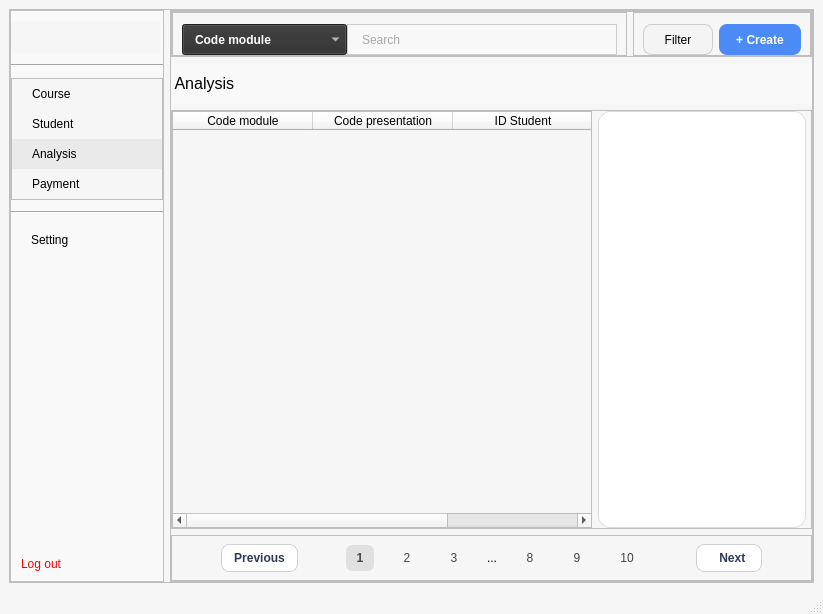
Above: ui/analysis.ui from Khiem2112/course-management-ml before the change. Below: the same form after it.
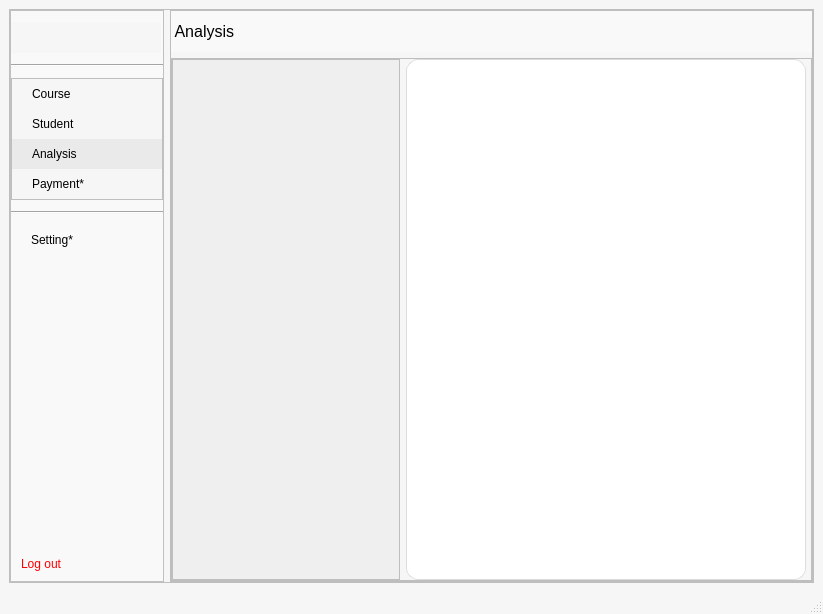
That is the form after the change. Icons and pictures are not drawn.

What changed in the file:
```diff
--- a/ui/analysis.ui
+++ b/ui/analysis.ui
@@ -348,7 +348,7 @@
                 <string notr="true"/>
                </property>
                <property name="text">
-                <string>Payment</string>
+                <string>Payment*</string>
                </property>
                <property name="icon">
                 <iconset>
@@ -384,7 +384,7 @@
              <string notr="true"/>
             </property>
             <property name="text">
-             <string>Setting</string>
+             <string>Setting*</string>
             </property>
            </widget>
           </item>
@@ -438,7 +438,10 @@
          <property name="frameShadow">
           <enum>QFrame::Raised</enum>
          </property>
-         <layout class="QVBoxLayout" name="verticalLayout_2">
+         <layout class="QVBoxLayout" name="verticalLayout_2" stretch="1,10">
+          <property name="sizeConstraint">
+           <enum>QLayout::SetMaximumSize</enum>
+          </property>
           <property name="leftMargin">
            <number>0</number>
           </property>
@@ -451,177 +454,10 @@
           <property name="bottomMargin">
            <number>0</number>
           </property>
-          <item>
-           <widget class="QFrame" name="option">
-            <property name="sizePolicy">
-             <sizepolicy hsizetype="Preferred" vsizetype="Preferred">
-              <horstretch>0</horstretch>
-              <verstretch>0</verstretch>
-             </sizepolicy>
-            </property>
-            <property name="frameShape">
-             <enum>QFrame::StyledPanel</enum>
-            </property>
-            <property name="frameShadow">
-             <enum>QFrame::Raised</enum>
-            </property>
-            <layout class="QHBoxLayout" name="horizontalLayout_2">
-             <property name="leftMargin">
-              <number>0</number>
-             </property>
-             <property name="topMargin">
-              <number>0</number>
-             </property>
-             <property name="rightMargin">
-              <number>0</number>
-             </property>
-             <property name="bottomMargin">
-              <number>0</number>
-             </property>
-             <item>
-              <widget class="QFrame" name="search">
-               <property name="frameShape">
-                <enum>QFrame::StyledPanel</enum>
-               </property>
-               <property name="frameShadow">
-                <enum>QFrame::Raised</enum>
-               </property>
-               <layout class="QHBoxLayout" name="horizontalLayout_3">
-                <property name="spacing">
-                 <number>0</number>
-                </property>
-                <property name="topMargin">
-                 <number>11</number>
-                </property>
-                <property name="bottomMargin">
-                 <number>0</number>
-                </property>
-                <item>
-                 <widget class="QComboBox" name="analysis_search_comboBox">
-                  <property name="sizePolicy">
-                   <sizepolicy hsizetype="Maximum" vsizetype="Preferred">
-                    <horstretch>0</horstretch>
-                    <verstretch>0</verstretch>
-                   </sizepolicy>
-                  </property>
-                  <property name="minimumSize">
-                   <size>
-                    <width>165</width>
-                    <height>31</height>
-                   </size>
-                  </property>
-                  <item>
-                   <property name="text">
-                    <string>Code module</string>
-                   </property>
-                  </item>
-                  <item>
-                   <property name="text">
-                    <string>Code presentation</string>
-                   </property>
-                  </item>
-                  <item>
-                   <property name="text">
-                    <string>ID Student</string>
-                   </property>
-                  </item>
-                 </widget>
-                </item>
-                <item>
-                 <widget class="QLineEdit" name="analysis_search_lineEdit">
-                  <property name="sizePolicy">
-                   <sizepolicy hsizetype="Preferred" vsizetype="Preferred">
-                    <horstretch>0</horstretch>
-                    <verstretch>0</verstretch>
-                   </sizepolicy>
-                  </property>
-                  <property name="minimumSize">
-                   <size>
-                    <width>260</width>
-                    <height>31</height>
-                   </size>
-                  </property>
-                  <property name="placeholderText">
-                   <string>Search</string>
-                  </property>
-                 </widget>
-                </item>
-               </layout>
-              </widget>
-             </item>
-             <item>
-              <widget class="QFrame" name="frame_5">
-               <property name="sizePolicy">
-                <sizepolicy hsizetype="Maximum" vsizetype="Preferred">
-                 <horstretch>0</horstretch>
-                 <verstretch>0</verstretch>
-                </sizepolicy>
-               </property>
-               <property name="frameShape">
-                <enum>QFrame::StyledPanel</enum>
-               </property>
-               <property name="frameShadow">
-                <enum>QFrame::Raised</enum>
-               </property>
-               <layout class="QHBoxLayout" name="horizontalLayout_4">
-                <property name="topMargin">
-                 <number>11</number>
-                </property>
-                <property name="bottomMargin">
-                 <number>0</number>
-                </property>
-                <item>
-                 <widget class="QPushButton" name="analysis_filter">
-                  <property name="sizePolicy">
-                   <sizepolicy hsizetype="Preferred" vsizetype="Preferred">
-                    <horstretch>0</horstretch>
-                    <verstretch>0</verstretch>
-                   </sizepolicy>
-                  </property>
-                  <property name="minimumSize">
-                   <size>
-                    <width>70</width>
-                    <height>30</height>
-                   </size>
-                  </property>
-                  <property name="text">
-                   <string>Filter</string>
-                  </property>
-                  <property name="icon">
-                   <iconset>
-                    <normaloff>../media/images/icons/Course/Filter1.png</normaloff>../media/images/icons/Course/Filter1.png</iconset>
-                  </property>
-                 </widget>
-                </item>
-                <item>
-                 <widget class="QPushButton" name="analysis_create">
-                  <property name="sizePolicy">
-                   <sizepolicy hsizetype="Preferred" vsizetype="Preferred">
-                    <horstretch>0</horstretch>
-                    <verstretch>0</verstretch>
-                   </sizepolicy>
-                  </property>
-                  <property name="minimumSize">
-                   <size>
-                    <width>82</width>
-                    <height>30</height>
-                   </size>
-                  </property>
-                  <property name="text">
-                   <string>+ Create</string>
-                  </property>
-                 </widget>
-                </item>
-               </layout>
-              </widget>
-             </item>
-            </layout>
-           </widget>
-          </item>
           <item>
            <widget class="QLabel" name="header">
             <property name="sizePolicy">
-             <sizepolicy hsizetype="Preferred" vsizetype="Preferred">
+             <sizepolicy hsizetype="Preferred" vsizetype="Maximum">
               <horstretch>0</horstretch>
               <verstretch>0</verstretch>
              </sizepolicy>
@@ -663,7 +499,7 @@
             <property name="frameShadow">
              <enum>QFrame::Raised</enum>
             </property>
-            <layout class="QHBoxLayout" name="horizontalLayout_8">
+            <layout class="QHBoxLayout" name="horizontalLayout_8" stretch="4,7">
              <property name="leftMargin">
               <number>0</number>
              </property>
@@ -677,40 +513,37 @@
               <number>0</number>
              </property>
              <item>
-              <widget class="QTableWidget" name="analysis_table">
+              <widget class="QScrollArea" name="scrollArea">
                <property name="sizePolicy">
-                <sizepolicy hsizetype="Maximum" vsizetype="Expanding">
+                <sizepolicy hsizetype="Preferred" vsizetype="Preferred">
                  <horstretch>0</horstretch>
                  <verstretch>0</verstretch>
                 </sizepolicy>
                </property>
-               <property name="minimumSize">
-                <size>
-                 <width>420</width>
-                 <height>0</height>
-                </size>
+               <property name="widgetResizable">
+                <bool>true</bool>
                </property>
-               <property name="styleSheet">
-                <string notr="true">color: black</string>
-               </property>
-               <attribute name="horizontalHeaderDefaultSectionSize">
-                <number>140</number>
-               </attribute>
-               <column>
-                <property name="text">
-                 <string>Code module</string>
+               <widget class="QWidget" name="scrollAreaWidgetContents">
+                <property name="geometry">
+                 <rect>
+                  <x>0</x>
+                  <y>0</y>
+                  <width>224</width>
+                  <height>485</height>
+                 </rect>
                 </property>
-               </column>
-               <column>
-                <property name="text">
-                 <string>Code presentation</string>
-                </property>
-               </column>
-               <column>
-                <property name="text">
-                 <string>ID Student</string>
-                </property>
-               </column>
+                <widget class="QWidget" name="verticalLayoutWidget">
+                 <property name="geometry">
+                  <rect>
+                   <x>0</x>
+                   <y>10</y>
+                   <width>221</width>
+                   <height>451</height>
+                  </rect>
+                 </property>
+                 <layout class="QVBoxLayout" name="cluster_layout"/>
+                </widget>
+               </widget>
               </widget>
              </item>
              <item>
@@ -737,279 +570,6 @@
             </layout>
            </widget>
           </item>
-          <item>
-           <widget class="QFrame" name="frame_7">
-            <property name="sizePolicy">
-             <sizepolicy hsizetype="Preferred" vsizetype="Preferred">
-              <horstretch>0</horstretch>
-              <verstretch>0</verstretch>
-             </sizepolicy>
-            </property>
-            <property name="frameShape">
-             <enum>QFrame::StyledPanel</enum>
-            </property>
-            <property name="frameShadow">
-             <enum>QFrame::Raised</enum>
-            </property>
-            <layout class="QHBoxLayout" name="horizontalLayout_6">
-             <property name="topMargin">
-              <number>0</number>
-             </property>
-             <property name="bottomMargin">
-              <number>0</number>
-             </property>
-             <item>
-              <spacer name="horizontalSpacer_3">
-               <property name="orientation">
-                <enum>Qt::Horizontal</enum>
-               </property>
-               <property name="sizeHint" stdset="0">
-                <size>
-                 <width>40</width>
-                 <height>20</height>
-                </size>
-               </property>
-              </spacer>
-             </item>
-             <item>
-              <widget class="QPushButton" name="analysis_previous">
-               <property name="sizePolicy">
-                <sizepolicy hsizetype="Preferred" vsizetype="Fixed">
-                 <horstretch>0</horstretch>
-                 <verstretch>0</verstretch>
-                </sizepolicy>
-               </property>
-               <property name="layoutDirection">
-                <enum>Qt::LeftToRight</enum>
-               </property>
-               <property name="text">
-                <string>Previous</string>
-               </property>
-               <property name="icon">
-                <iconset>
-                 <normaloff>../media/images/icons/Course/le-Photoroom.png</normaloff>../media/images/icons/Course/le-Photoroom.png</iconset>
-               </property>
-              </widget>
-             </item>
-             <item>
-              <spacer name="horizontalSpacer">
-               <property name="orientation">
-                <enum>Qt::Horizontal</enum>
-               </property>
-               <property name="sizeHint" stdset="0">
-                <size>
-                 <width>1</width>
-                 <height>20</height>
-                </size>
-               </property>
-              </spacer>
-             </item>
-             <item>
-              <widget class="QWidget" name="analysis_page" native="true">
-               <property name="sizePolicy">
-                <sizepolicy hsizetype="Maximum" vsizetype="Preferred">
-                 <horstretch>30</horstretch>
-                 <verstretch>0</verstretch>
-                </sizepolicy>
-               </property>
-               <property name="minimumSize">
-                <size>
-                 <width>350</width>
-                 <height>0</height>
-                </size>
-               </property>
-               <layout class="QHBoxLayout" name="horizontalLayout_7">
-                <property name="leftMargin">
-                 <number>11</number>
-                </property>
-                <property name="rightMargin">
-                 <number>11</number>
-                </property>
-                <item>
-                 <widget class="QPushButton" name="analysis_page_1">
-                  <property name="sizePolicy">
-                   <sizepolicy hsizetype="Fixed" vsizetype="Preferred">
-                    <horstretch>0</horstretch>
-                    <verstretch>0</verstretch>
-                   </sizepolicy>
-                  </property>
-                  <property name="minimumSize">
-                   <size>
-                    <width>28</width>
-                    <height>0</height>
-                   </size>
-                  </property>
-                  <property name="text">
-                   <string>1</string>
-                  </property>
-                 </widget>
-                </item>
-                <item>
-                 <widget class="QPushButton" name="analysis_page_2">
-                  <property name="sizePolicy">
-                   <sizepolicy hsizetype="Fixed" vsizetype="Preferred">
-                    <horstretch>0</horstretch>
-                    <verstretch>0</verstretch>
-                   </sizepolicy>
-                  </property>
-                  <property name="minimumSize">
-                   <size>
-                    <width>28</width>
-                    <height>0</height>
-                   </size>
-                  </property>
-                  <property name="text">
-                   <string>2</string>
-                  </property>
-                 </widget>
-                </item>
-                <item>
-                 <widget class="QPushButton" name="analysis_page_8">
-                  <property name="sizePolicy">
-                   <sizepolicy hsizetype="Fixed" vsizetype="Preferred">
-                    <horstretch>0</horstretch>
-                    <verstretch>0</verstretch>
-                   </sizepolicy>
-                  </property>
-                  <property name="minimumSize">
-                   <size>
-                    <width>28</width>
-                    <height>0</height>
-                   </size>
-                  </property>
-                  <property name="text">
-                   <string>3</string>
-                  </property>
-                 </widget>
-                </item>
-                <item>
-                 <widget class="QLabel" name="analysis_space">
-                  <property name="sizePolicy">
-                   <sizepolicy hsizetype="Fixed" vsizetype="Preferred">
-                    <horstretch>0</horstretch>
-                    <verstretch>0</verstretch>
-                   </sizepolicy>
-                  </property>
-                  <property name="layoutDirection">
-                   <enum>Qt::LeftToRight</enum>
-                  </property>
-                  <property name="text">
-                   <string>...</string>
-                  </property>
-                  <property name="alignment">
-                   <set>Qt::AlignCenter</set>
-                  </property>
-                 </widget>
-                </item>
-                <item>
-                 <widget class="QPushButton" name="analysis_page_10">
-                  <property name="sizePolicy">
-                   <sizepolicy hsizetype="Fixed" vsizetype="Preferred">
-                    <horstretch>0</horstretch>
-                    <verstretch>0</verstretch>
-                   </sizepolicy>
-                  </property>
-                  <property name="minimumSize">
-                   <size>
-                    <width>28</width>
-                    <height>0</height>
-                   </size>
-                  </property>
-                  <property name="text">
-                   <string>8</string>
-                  </property>
-                 </widget>
-                </item>
-                <item>
-                 <widget class="QPushButton" name="analysis_page_9">
-                  <property name="sizePolicy">
-                   <sizepolicy hsizetype="Fixed" vsizetype="Preferred">
-                    <horstretch>0</horstretch>
-                    <verstretch>0</verstretch>
-                   </sizepolicy>
-                  </property>
-                  <property name="minimumSize">
-                   <size>
-                    <width>28</width>
-                    <height>0</height>
-                   </size>
-                  </property>
-                  <property name="text">
-                   <string>9</string>
-                  </property>
-                 </widget>
-                </item>
-                <item>
-                 <widget class="QPushButton" name="analysis_page_3">
-                  <property name="sizePolicy">
-                   <sizepolicy hsizetype="Fixed" vsizetype="Preferred">
-                    <horstretch>0</horstretch>
-                    <verstretch>0</verstretch>
-                   </sizepolicy>
-                  </property>
-                  <property name="minimumSize">
-                   <size>
-                    <width>28</width>
-                    <height>0</height>
-                   </size>
-                  </property>
-                  <property name="text">
-                   <string>10</string>
-                  </property>
-                 </widget>
-                </item>
-               </layout>
-              </widget>
-             </item>
-             <item>
-              <spacer name="horizontalSpacer_2">
-               <property name="orientation">
-                <enum>Qt::Horizontal</enum>
-               </property>
-               <property name="sizeHint" stdset="0">
-                <size>
-                 <width>4</width>
-                 <height>20</height>
-                </size>
-               </property>
-              </spacer>
-             </item>
-             <item>
-              <widget class="QPushButton" name="analysis_next">
-               <property name="sizePolicy">
-                <sizepolicy hsizetype="Preferred" vsizetype="Fixed">
-                 <horstretch>0</horstretch>
-                 <verstretch>0</verstretch>
-                </sizepolicy>
-               </property>
-               <property name="layoutDirection">
-                <enum>Qt::RightToLeft</enum>
-               </property>
-               <property name="text">
-                <string>   Next </string>
-               </property>
-               <property name="icon">
-                <iconset>
-                 <normaloff>../media/images/icons/Course/ri-Photoroom.png</normaloff>../media/images/icons/Course/ri-Photoroom.png</iconset>
-               </property>
-              </widget>
-             </item>
-             <item>
-              <spacer name="horizontalSpacer_4">
-               <property name="orientation">
-                <enum>Qt::Horizontal</enum>
-               </property>
-               <property name="sizeHint" stdset="0">
-                <size>
-                 <width>40</width>
-                 <height>20</height>
-                </size>
-               </property>
-              </spacer>
-             </item>
-            </layout>
-           </widget>
-          </item>
          </layout>
         </widget>
        </item>
```
Left out of the diff: 30 changed lines with no effect on the pictures.
